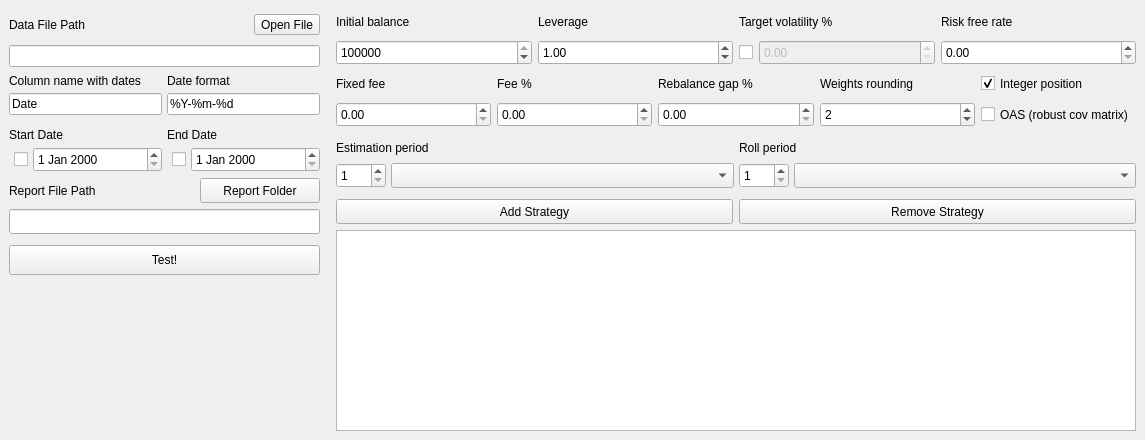
Above: hrp.ui from daniilmann/hrp before the change. Below: the same form after it.
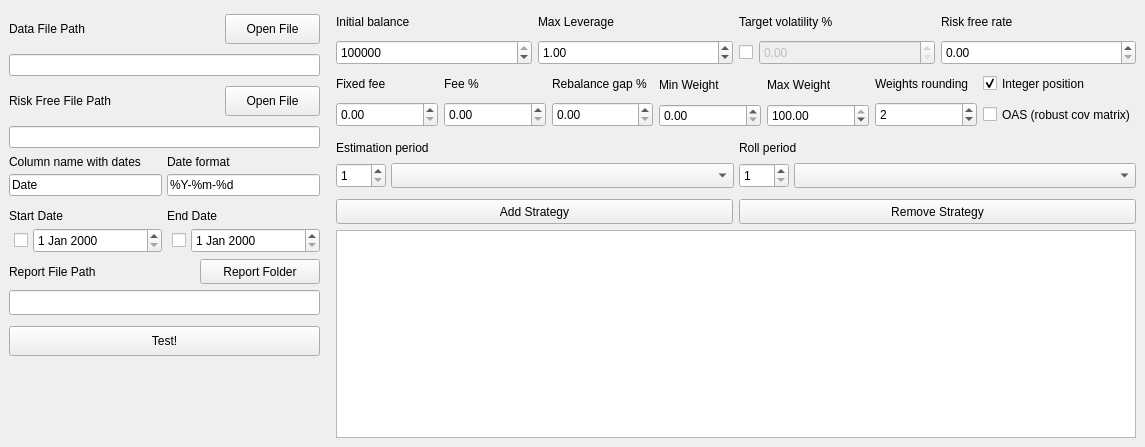
That is the form after the change.

Commit message: sharpe and sortino, rf series, min_max weights

```diff
--- a/hrp.ui
+++ b/hrp.ui
@@ -10,7 +10,7 @@
     <x>0</x>
     <y>0</y>
     <width>1145</width>
-    <height>440</height>
+    <height>447</height>
    </rect>
   </property>
   <property name="sizePolicy">
@@ -74,6 +74,18 @@
             </item>
             <item>
              <widget class="QToolButton" name="dataFileButton">
+              <property name="sizePolicy">
+               <sizepolicy hsizetype="Fixed" vsizetype="Fixed">
+                <horstretch>0</horstretch>
+                <verstretch>0</verstretch>
+               </sizepolicy>
+              </property>
+              <property name="minimumSize">
+               <size>
+                <width>95</width>
+                <height>30</height>
+               </size>
+              </property>
               <property name="text">
                <string>Open File</string>
               </property>
@@ -84,6 +96,45 @@
           <item>
            <widget class="QLineEdit" name="dataFileEdit"/>
           </item>
+          <item>
+           <layout class="QHBoxLayout" name="rateFileLayout">
+            <property name="topMargin">
+             <number>5</number>
+            </property>
+            <property name="bottomMargin">
+             <number>5</number>
+            </property>
+            <item>
+             <widget class="QLabel" name="rateFileLabel">
+              <property name="text">
+               <string>Risk Free File Path</string>
+              </property>
+             </widget>
+            </item>
+            <item>
+             <widget class="QPushButton" name="pushButton">
+              <property name="sizePolicy">
+               <sizepolicy hsizetype="Maximum" vsizetype="Fixed">
+                <horstretch>0</horstretch>
+                <verstretch>0</verstretch>
+               </sizepolicy>
+              </property>
+              <property name="minimumSize">
+               <size>
+                <width>95</width>
+                <height>30</height>
+               </size>
+              </property>
+              <property name="text">
+               <string>Open File</string>
+              </property>
+             </widget>
+            </item>
+           </layout>
+          </item>
+          <item>
+           <widget class="QLineEdit" name="rateFileEdit"/>
+          </item>
           <item>
            <layout class="QHBoxLayout" name="columnFormatLayout">
             <item>
@@ -372,7 +423,7 @@
             <item>
              <widget class="QLabel" name="leverageLabel">
               <property name="text">
-               <string>Leverage</string>
+               <string>Max Leverage</string>
               </property>
              </widget>
             </item>
@@ -544,6 +595,45 @@
             </item>
            </layout>
           </item>
+          <item>
+           <layout class="QVBoxLayout" name="minWeightLayout">
+            <item>
+             <widget class="QLabel" name="minWeightLabel">
+              <property name="text">
+               <string>Min Weight</string>
+              </property>
+             </widget>
+            </item>
+            <item>
+             <widget class="QDoubleSpinBox" name="minWeightSpin">
+              <property name="maximum">
+               <double>100.000000000000000</double>
+              </property>
+             </widget>
+            </item>
+           </layout>
+          </item>
+          <item>
+           <layout class="QVBoxLayout" name="maxWeightLayout">
+            <item>
+             <widget class="QLabel" name="maxWeightLabel">
+              <property name="text">
+               <string>Max Weight</string>
+              </property>
+             </widget>
+            </item>
+            <item>
+             <widget class="QDoubleSpinBox" name="maxWeightSpin">
+              <property name="maximum">
+               <double>100.000000000000000</double>
+              </property>
+              <property name="value">
+               <double>100.000000000000000</double>
+              </property>
+             </widget>
+            </item>
+           </layout>
+          </item>
           <item>
            <layout class="QVBoxLayout" name="decimalLayout">
             <item>
```
The commit also changes 8 other files.
